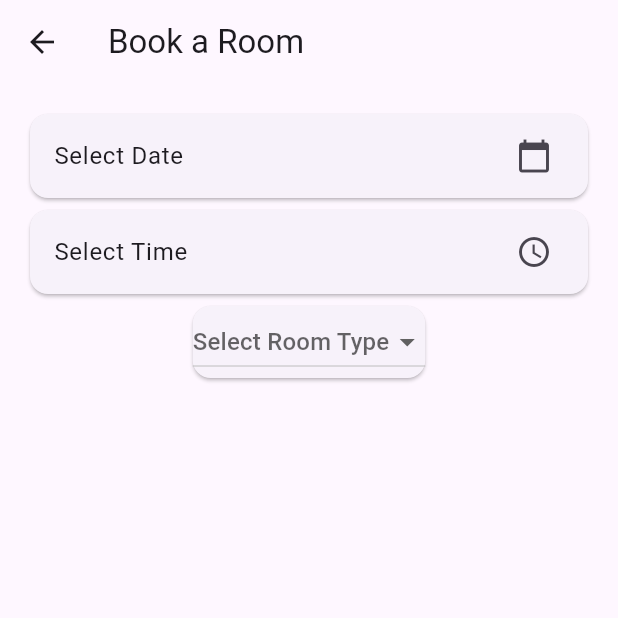
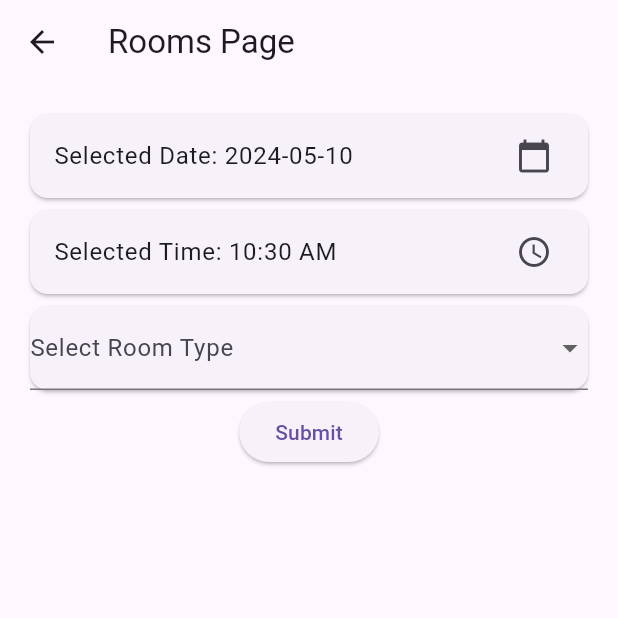
Before and after one commit to FireAmun/Hotel-Reservation-System-Arrow-Tech, a Flutter app: the RoomsPage screen opened directly, on a phone screen of 412 x 824 dp, the top half of it. Run offline on Flutter 3.47's test engine with Material 3 defaults, Android fonts, the light colour scheme and no system bars; our stand-ins replace cached_network_image, cloud_firestore, firebase_auth, firebase_core, fluttertoast, font_awesome_flutter and 1 more; accounts and stored records are empty; network calls fail.

Commit message:
Made databse connection with firebase in reservations and also check in online

```diff
--- a/lib/features/user_auth/presentation/pages/RoomsPage.dart
+++ b/lib/features/user_auth/presentation/pages/RoomsPage.dart
@@ -1,5 +1,5 @@
-// RoomsPage.dart
 import 'package:flutter/material.dart';
+import 'package:cloud_firestore/cloud_firestore.dart';
 
 class RoomsPage extends StatefulWidget {
   @override
@@ -14,7 +14,7 @@ class _RoomsPageState extends State<RoomsPage> {
   @override
   Widget build(BuildContext context) {
     return Scaffold(
-      appBar: AppBar(title: Text('Book a Room')),
+      appBar: AppBar(title: Text('Rooms Page')),
       body: Padding(
         padding: const EdgeInsets.all(16.0),
         child: Column(
@@ -22,7 +22,8 @@ class _RoomsPageState extends State<RoomsPage> {
             // Date picker
             Card(
               child: ListTile(
-                title: Text('Select Date'),
+                title: Text(
+                    'Selected Date: ${_selectedDate.toLocal().toString().split(' ')[0]}'),
                 trailing: Icon(Icons.calendar_today),
                 onTap: () async {
                   final DateTime? picked = await showDatePicker(
@@ -43,7 +44,7 @@ class _RoomsPageState extends State<RoomsPage> {
             // Time picker
             Card(
               child: ListTile(
-                title: Text('Select Time'),
+                title: Text('Selected Time: ${_selectedTime.format(context)}'),
                 trailing: Icon(Icons.access_time),
                 onTap: () async {
                   final TimeOfDay? picked = await showTimePicker(
@@ -61,9 +62,11 @@ class _RoomsPageState extends State<RoomsPage> {
 
             // Room type dropdown
             Card(
-              child: DropdownButton<String>(
+              child: DropdownButtonFormField<String>(
                 value: _selectedRoomType,
-                hint: Text('Select Room Type'),
+                decoration: InputDecoration(
+                  labelText: 'Select Room Type',
+                ),
                 items: <String>['Single', 'Double', 'Suite']
                     .map<DropdownMenuItem<String>>((String value) {
                   return DropdownMenuItem<String>(
@@ -78,6 +81,19 @@ class _RoomsPageState extends State<RoomsPage> {
                 },
               ),
             ),
+
+            // Submit button
+            ElevatedButton(
+              child: Text('Submit'),
+              onPressed: () {
+                // Store the selected date, time, and room type in Firestore
+                FirebaseFirestore.instance.collection('rooms').add({
+                  'date': _selectedDate,
+                  'time': _selectedTime.format(context),
+                  'roomType': _selectedRoomType,
+                });
+              },
+            ),
           ],
         ),
       ),
--- a/lib/main.dart
+++ b/lib/main.dart
@@ -43,7 +43,7 @@ class MyApp extends StatelessWidget {
         '/login': (context) => const LoginPage(),
         '/signUp': (context) => const SignUpPage(),
         '/home': (context) => const HomePage(),
-        '/User': (context) => const UserProfilePage(),
+        '/User': (context) => UserProfilePage(),
         '/Forget Password': (context) => const ForgotPasswordPage(),
       },
     );
```
Also changed, not shown: lib/features/user_auth/presentation/pages/OrderRoomServicePage.dart (+50 -7 lines), lib/features/user_auth/presentation/pages/ReservationsPage.dart (added, +45 -0 lines), lib/features/user_auth/presentation/pages/home_page.dart (+5 -5 lines).
